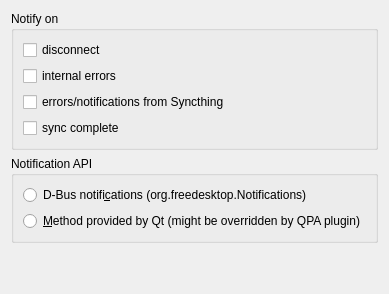
Qt form tray/gui/notificationsoptionpage.ui (Martchus/syncthingtray) before a commit.
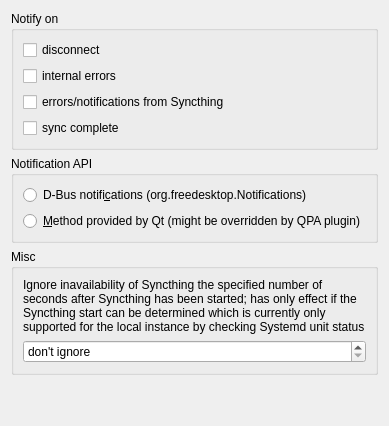
The same form after that commit. Icons and pictures are not drawn.

Commit message: Allow ignoring Syncthing inavailability after startup

The edit to the form file:
```diff
--- a/tray/gui/notificationsoptionpage.ui
+++ b/tray/gui/notificationsoptionpage.ui
@@ -70,6 +70,35 @@
      </layout>
     </widget>
    </item>
+   <item>
+    <widget class="QGroupBox" name="miscGroupBox">
+     <property name="title">
+      <string>Misc</string>
+     </property>
+     <layout class="QVBoxLayout" name="verticalLayout_4">
+      <item>
+       <widget class="QLabel" name="ignoreInavailabilityAfterStartLabel">
+        <property name="text">
+         <string>Ignore inavailability of Syncthing the specified number of seconds after Syncthing has been started; has only effect if the Syncthing start can be determined which is currently only supported for the local instance by checking Systemd unit status</string>
+        </property>
+        <property name="wordWrap">
+         <bool>true</bool>
+        </property>
+       </widget>
+      </item>
+      <item>
+       <widget class="QSpinBox" name="ignoreInavailabilityAfterStartSpinBox">
+        <property name="specialValueText">
+         <string>don't ignore</string>
+        </property>
+        <property name="suffix">
+         <string> s</string>
+        </property>
+       </widget>
+      </item>
+     </layout>
+    </widget>
+   </item>
    <item>
     <spacer name="verticalSpacer">
      <property name="orientation">
```
The commit also changes 9 other files.
